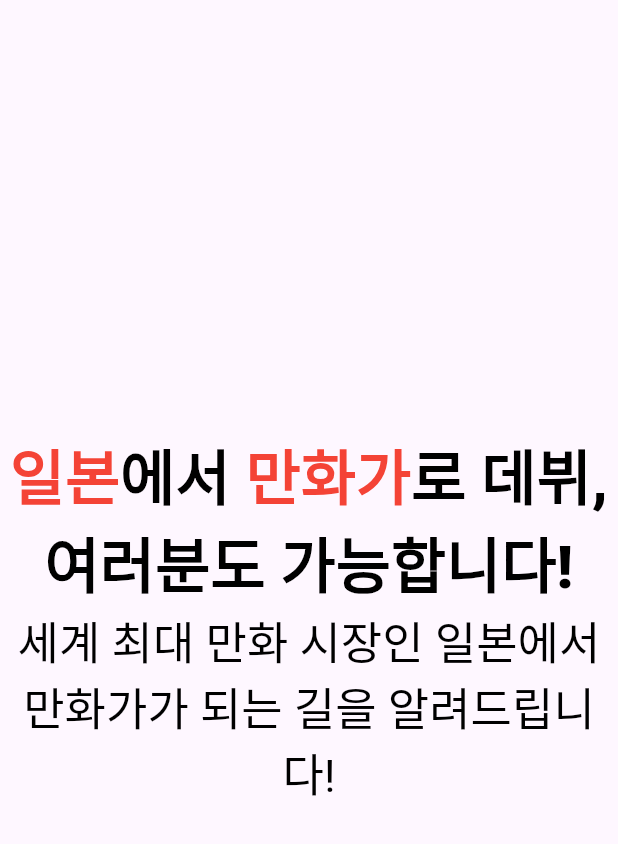
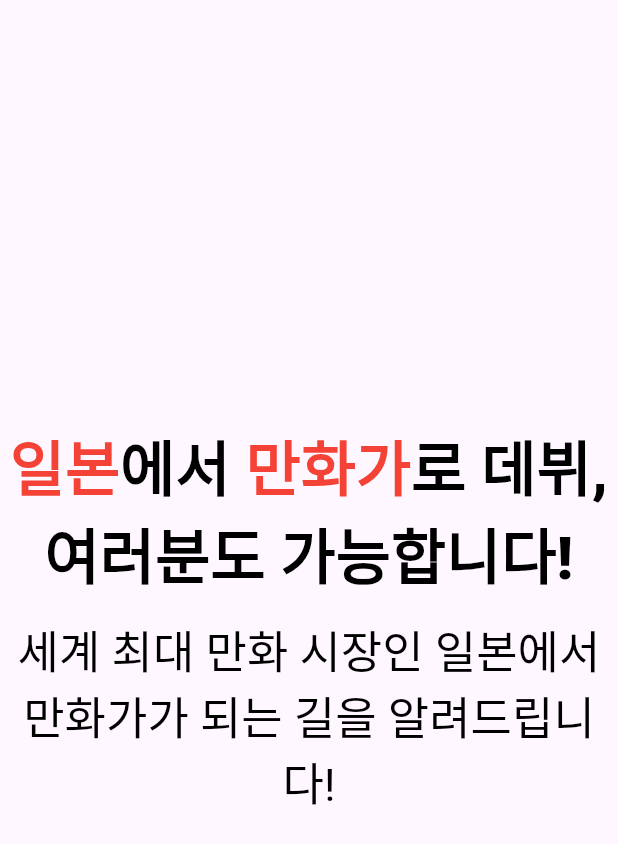
Before and after one commit to NOGUEN/RUSTUBO, a Flutter app: the FirstListCellWeb widget shown alone on an empty page, opened directly with empty values, on a phone screen of 412 x 824 dp. Shown: the top 844 px of the screen. Run offline on Flutter 3.47's test engine with Material 3 defaults, Android fonts, the phone set to English and light mode, and no system bars; our stand-ins replace dio, firebase_core, fluttertoast, get, logger, pretty_dio_logger and 1 more; missing offline and left inert: dart:html, dart:ui_web; accounts and stored records are empty; statements that could not run were skipped.

Commit message:
fix: 글 간격 추가

```diff
--- a/lib/app/view/landing_page/landing_lists/components/landing_list_cells/landing_list_cell_first.dart
+++ b/lib/app/view/landing_page/landing_lists/components/landing_list_cells/landing_list_cell_first.dart
@@ -58,6 +58,7 @@ class FirstListCellWeb extends StatelessWidget {
                     fontWeight: AppFontWeights.extrabold, fontSize: 40),
                 landingTextSpan('로 데뷔,여러분도 가능합니다!\n', AppColors.black,
                     fontWeight: AppFontWeights.extrabold, fontSize: 40),
+                landingTextSpan('\n', AppColors.black, fontSize: 10),
                 landingTextSpan(
                     '세계 최대 만화 시장인 일본에서\n만화가가 되는 길을 알려드립니다!', AppColors.black),
               ],
@@ -92,6 +93,7 @@ class FirstListCellTablet extends StatelessWidget {
                   fontWeight: AppFontWeights.extrabold, fontSize: 40),
               landingTextSpan('로 데뷔,여러분도 가능합니다!\n', AppColors.black,
                   fontWeight: AppFontWeights.extrabold, fontSize: 40),
+              landingTextSpan('\n', AppColors.black, fontSize: 10),
               landingTextSpan(
                   '세계 최대 만화 시장인 일본에서\n만화가가 되는 길을 알려드립니다!', AppColors.black),
             ],
```
